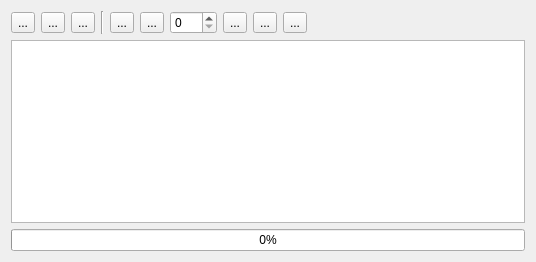
TauLabs/TauLabs, file ground/gcs/src/plugins/picoc/picoc.ui: the form before one commit.
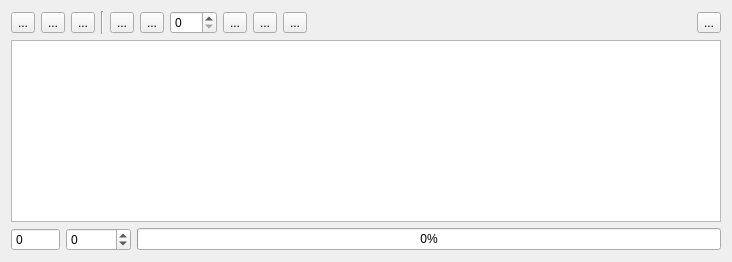
The form after the commit. Icons and pictures are not drawn.

Commit message:
picoC: add start button to user interface
This adds a start button to the user interface. Also Test and Exit
values are shown.

Diff of the .ui file:
```diff
--- a/ground/gcs/src/plugins/picoc/picoc.ui
+++ b/ground/gcs/src/plugins/picoc/picoc.ui
@@ -6,7 +6,7 @@
    <rect>
     <x>0</x>
     <y>0</y>
-    <width>536</width>
+    <width>732</width>
     <height>262</height>
    </rect>
   </property>
@@ -210,6 +210,26 @@
        </property>
       </spacer>
      </item>
+     <item>
+      <widget class="QToolButton" name="tbStartScript">
+       <property name="toolTip">
+        <string>Start Script</string>
+       </property>
+       <property name="text">
+        <string>...</string>
+       </property>
+       <property name="icon">
+        <iconset resource="picoc.qrc">
+         <normaloff>:/picoc/images/execute.png</normaloff>:/picoc/images/execute.png</iconset>
+       </property>
+       <property name="iconSize">
+        <size>
+         <width>32</width>
+         <height>32</height>
+        </size>
+       </property>
+      </widget>
+     </item>
     </layout>
    </item>
    <item>
@@ -225,11 +245,56 @@
     </widget>
    </item>
    <item>
-    <widget class="QProgressBar" name="pbPercent">
-     <property name="value">
-      <number>0</number>
+    <layout class="QHBoxLayout" name="horizontalLayout_2">
+     <property name="sizeConstraint">
+      <enum>QLayout::SetDefaultConstraint</enum>
      </property>
-    </widget>
+     <item>
+      <widget class="QSpinBox" name="sbExitValue">
+       <property name="toolTip">
+        <string>Exit Value</string>
+       </property>
+       <property name="readOnly">
+        <bool>true</bool>
+       </property>
+       <property name="buttonSymbols">
+        <enum>QAbstractSpinBox::NoButtons</enum>
+       </property>
+       <property name="minimum">
+        <number>-32768</number>
+       </property>
+       <property name="maximum">
+        <number>32768</number>
+       </property>
+      </widget>
+     </item>
+     <item>
+      <widget class="QSpinBox" name="sbTestValue">
+       <property name="toolTip">
+        <string>Test Value</string>
+       </property>
+       <property name="readOnly">
+        <bool>false</bool>
+       </property>
+       <property name="minimum">
+        <number>-32768</number>
+       </property>
+       <property name="maximum">
+        <number>32767</number>
+       </property>
+      </widget>
+     </item>
+     <item>
+      <widget class="QProgressBar" name="pbPercent">
+       <property name="toolTip">
+        <string>Progress</string>
+       </property>
+       <property name="value">
+        <number>0</number>
+       </property>
+      </widget>
+     </item>
+    </layout>
    </item>
   </layout>
  </widget>
```
The commit also changes 7 other files.
